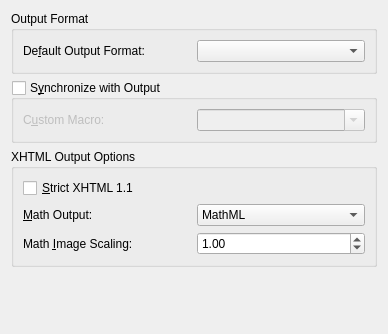
cburschka/lyx, file src/frontends/qt4/ui/OutputUi.ui: the form before one commit.
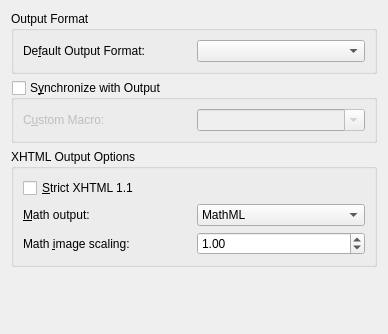
The form after the commit.

Diff of the .ui file:
```diff
--- a/src/frontends/qt4/ui/OutputUi.ui
+++ b/src/frontends/qt4/ui/OutputUi.ui
@@ -134,7 +134,7 @@
          </font>
         </property>
         <property name="text">
-         <string>&amp;Math Output:</string>
+         <string>&amp;Math output:</string>
         </property>
         <property name="buddy">
          <cstring>mathoutCB</cstring>
@@ -183,7 +183,7 @@
          </font>
         </property>
         <property name="text">
-         <string>Math &amp;Image Scaling:</string>
+         <string>Math &amp;image scaling:</string>
         </property>
         <property name="buddy">
          <cstring>mathimgSB</cstring>
```
